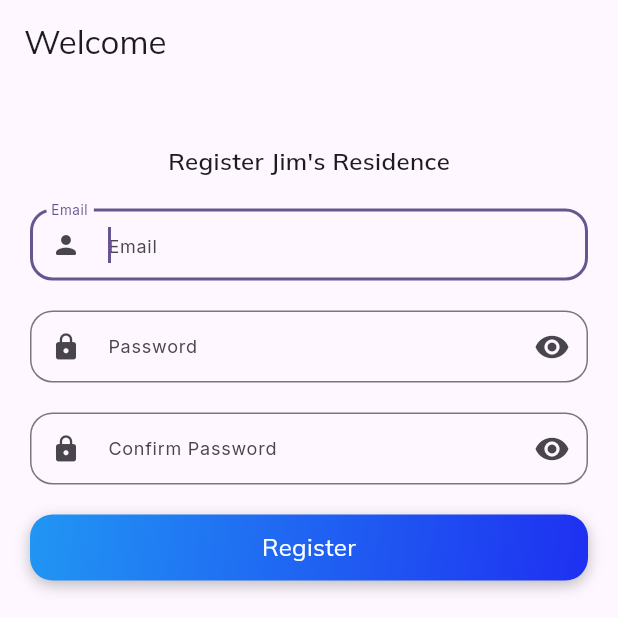
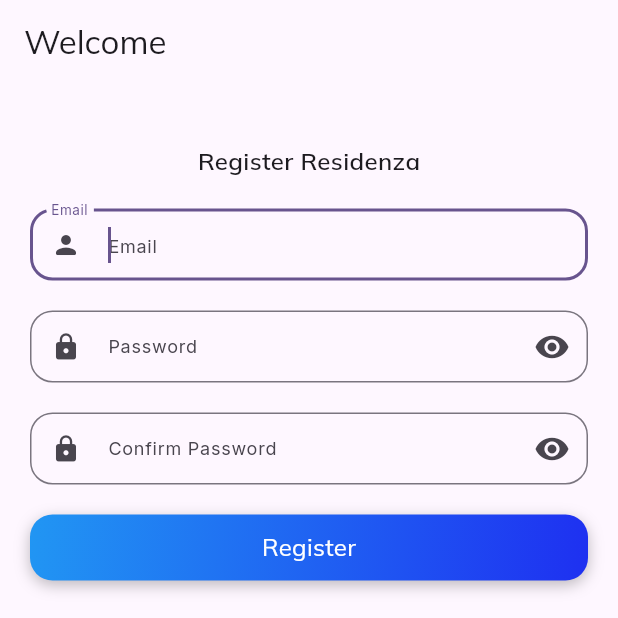
Before and after one commit to AjiRespati/jims_residence_ui, a Flutter app: the screen it shows after launch, after a tap on "Register", on a phone screen of 412 x 824 dp, the top half of it. Run offline on Flutter 3.47's test engine with Material 3 defaults, Android fonts, the light colour scheme and no system bars; our stand-ins replace email_validator, file_picker, flutter_otp_text_field, flutter_screenutil, get_it, get_it_mixin and 4 more; network calls fail.

Commit message:
live env

```diff
--- a/lib/application_info.dart
+++ b/lib/application_info.dart
@@ -5,11 +5,11 @@ class ApplicationInfo {
   /// Prevents from object instantiation.
   ApplicationInfo._();
 
-  static const appName = "Jim's Residence";
+  static const appName = "Residenza";
 
   static const mainUrlDev =
       kIsWeb ? 'http://localhost:3300' : "http://10.0.2.2:3300";
-  static const mainUrlProd = 'https://jims.com';
+  static const mainUrlProd = 'https://residenza.id';
 
   // static const mainUrl = mainUrlDev;
   static const mainUrl = mainUrlProd;
--- a/lib/features/home/home_mobile.dart
+++ b/lib/features/home/home_mobile.dart
@@ -10,7 +10,7 @@ class HomeMobile extends StatelessWidget {
     return Scaffold(
       appBar: AppBar(
         title: Text(
-          "Jim's Residence",
+          "Residenza",
           style: TextStyle(fontSize: 24, fontWeight: FontWeight.w500),
         ),
       ),
```
